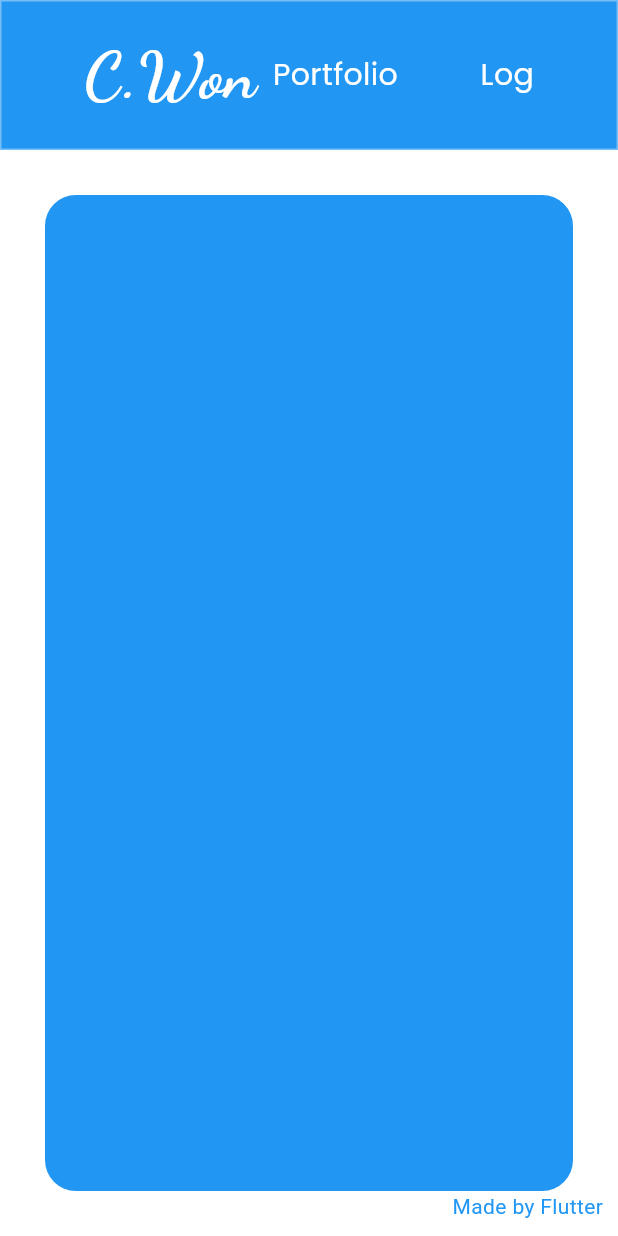
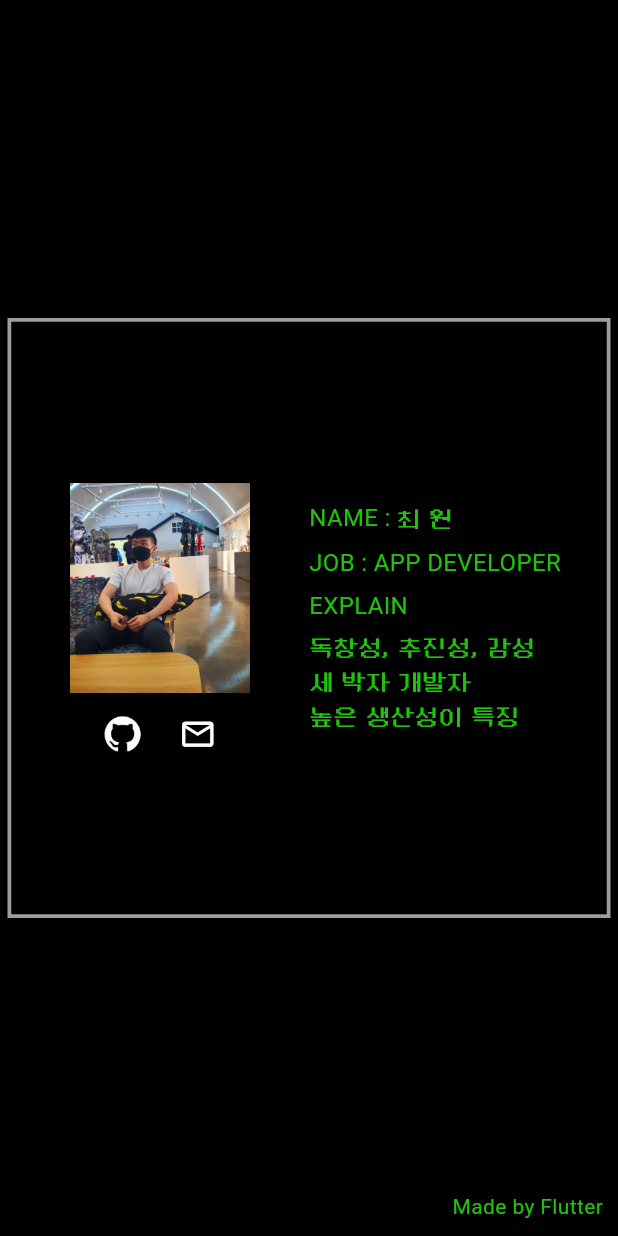
Before and after one commit to k984530/Homepage, a Flutter app: the screen it shows after launch, on a phone screen of 412 x 824 dp. Run offline on Flutter 3.47's test engine with Material 3 defaults, Android fonts, the phone set to English and light mode, and no system bars; our stand-ins replace carousel_slider, get, glassmorphism, google_fonts, lottie, video_player; Roboto replaces fonts that are missing (Silkscreen).

Commit message:
[ADD] Profile Screen

```diff
--- a/lib/Screens/First/MainScreen.dart
+++ b/lib/Screens/First/MainScreen.dart
@@ -67,12 +67,12 @@ class MainScreen extends StatelessWidget {
               ],
             ),
           ),
-          Positioned(
-            top: 0,
-            width: w,
-            height: 100,
-            child: CustomAppbar(VerScroll: VerScroll),
-          ),
+          // Positioned(
+          //   top: 0,
+          //   width: w,
+          //   height: 100,
+          //   child: CustomAppbar(VerScroll: VerScroll),
+          // ),
         ],
       ),
     );
--- a/lib/Screens/First/ProfileScreen.dart
+++ b/lib/Screens/First/ProfileScreen.dart
@@ -37,6 +37,7 @@ class _ProfileScreenState extends State<ProfileScreen> {
     super.dispose();
   }
 
+  Color FontColor = Color.fromARGB(255, 32, 194, 14);
   @override
   Widget build(BuildContext context) {
     double h = MediaQuery.of(context).size.height;
@@ -47,7 +48,7 @@ class _ProfileScreenState extends State<ProfileScreen> {
         Container(
           height: h,
           width: w,
-          color: Colors.white,
+          color: Colors.black,
           // child: Stack(
           //   alignment: Alignment.center,
           //   children: [
@@ -66,30 +67,116 @@ class _ProfileScreenState extends State<ProfileScreen> {
           //   ],
           // ),
         ),
-        Positioned(
-          top: 130,
-          left: 30,
-          right: 30,
-          child: Obx(
-            () => Container(
-              height: h - 160,
-              width: w,
-              alignment: Alignment.center,
-              decoration: BoxDecoration(
-                color: TitleColors[Get.put(HorIndex()).index.value - 1],
-                borderRadius: BorderRadius.circular(w * 0.05),
+        Container(
+          height: 400,
+          width: w > 600 ? 600 : w - 10,
+          alignment: Alignment.center,
+          decoration: BoxDecoration(
+            border: Border.all(color: Colors.grey, width: 2.5),
+          ),
+          child: Row(
+            children: [
+              Expanded(
+                flex: 1,
+                child: Column(
+                  mainAxisAlignment: MainAxisAlignment.center,
+                  children: [
+                    // Text(
+                    //   "TARGET",
+                    //   style: GoogleFonts.silkscreen(
+                    //     color: FontColor,
+                    //     fontSize: 34,
+                    //   ),
+                    // ),
+                    // SizedBox(
+                    //   height: 15,
+                    // ),
+                    Image.asset(
+                      'assets/won.jpeg',
+                      width: 120,
+                    ),
+                    SizedBox(
+                      height: 15,
+                    ),
+                    Row(
+                      mainAxisAlignment: MainAxisAlignment.center,
+                      children: [
+                        Image.asset(
+                          'assets/git.png',
+                          width: 25,
+                          color: Colors.white,
+                        ),
+                        SizedBox(
+                          width: 25,
+                        ),
+                        Icon(
+                          Icons.mail_outline,
+                          color: Colors.white,
+                          size: 25,
+                        ),
+                      ],
+                    ),
+                  ],
+                ),
               ),
-              // child: Row(
-              //   children: [
-              //     Column(
-              //       children: [],
-              //     ),
-              //     Column(
-              //       children: [History()],
-              //     )
-              //   ],
-              // ),
-            ),
+              Expanded(
+                flex: 1,
+                child: Column(
+                  mainAxisAlignment: MainAxisAlignment.center,
+                  crossAxisAlignment: CrossAxisAlignment.start,
+                  children: [
+                    Text.rich(
+                      TextSpan(
+                        text: 'NAME : ',
+                        style: GoogleFonts.silkscreen(
+                            color: FontColor, fontSize: 16),
+                        children: [
+                          TextSpan(
+                            text: "최 원",
+                            style: TextStyle(
+                              fontFamily: 'NeoDunggeunmoPro',
+                              fontWeight: FontWeight.w400,
+                            ),
+                          ),
+                        ],
+                      ),
+                    ),
+                    SizedBox(
+                      height: 6,
+                    ),
+                    Text(
+                      "JOB : APP DEVELOPER",
+                      style: GoogleFonts.silkscreen(
+                        color: Color.fromARGB(255, 32, 194, 14),
+                        fontSize: 16,
+                      ),
+                    ),
+                    SizedBox(
+                      height: 6,
+                    ),
+                    Text(
+                      "EXPLAIN",
+                      style: GoogleFonts.silkscreen(
+                        color: Color.fromARGB(255, 32, 194, 14),
+                        fontSize: 16,
+                      ),
+                    ),
+                    SizedBox(
+                      height: 6,
+                    ),
+                    Text(
+                      "독창성, 추진성, 감성\n세 박자 개발자\n높은 생산성이 특징",
+                      style: TextStyle(
+                        fontFamily: 'NeoDunggeunmoPro',
+                        fontWeight: FontWeight.w400,
+                        color: FontColor,
+                        fontSize: 16,
+                      ),
+                    ),
+                  ],
+                ),
+              )
+            ],
           ),
         ),
         Positioned(
@@ -97,8 +184,8 @@ class _ProfileScreenState extends State<ProfileScreen> {
           right: 10,
           child: Text(
             "Made by Flutter",
-            style: TextStyle(
-              color: Colors.blue,
+            style: GoogleFonts.silkscreen(
+              color: FontColor,
             ),
           ),
         )
```
Also changed, not shown: pubspec.yaml (+5 -6 lines), assets/font/NeoDunggeunmoPro-Regular.ttf (added), assets/won.jpeg (added), 5 other files.
